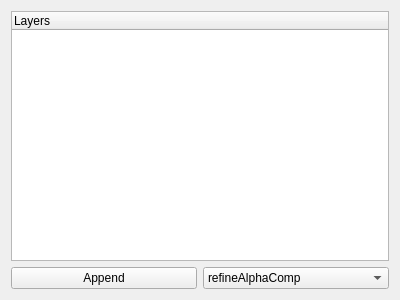
This is volume-cartographer/apps/VC3D/opslist.ui in SuperOptimizer/villa as Qt 5 draws it before an edit. The edited form follows.
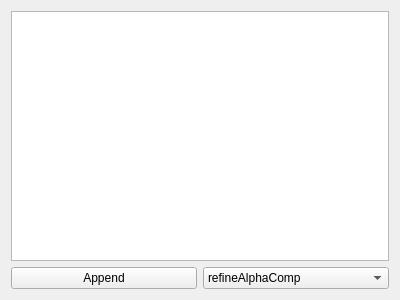
This is the edited form.

Commit message: - show surface ID in first sub window title - prevent crashes with "Layer enabled" checkbox - only show layer/op settings if a layer is selected

```diff
--- a/volume-cartographer/apps/VC3D/opslist.ui
+++ b/volume-cartographer/apps/VC3D/opslist.ui
@@ -16,9 +16,15 @@
   <layout class="QGridLayout" name="gridLayout">
    <item row="0" column="0">
     <widget class="QTreeWidget" name="treeWidget">
+     <property name="alternatingRowColors">
+      <bool>true</bool>
+     </property>
      <property name="rootIsDecorated">
       <bool>false</bool>
      </property>
+     <attribute name="headerVisible">
+      <bool>false</bool>
+     </attribute>
      <column>
       <property name="text">
        <string>Layers</string>
```
The commit also changes 3 other files.
